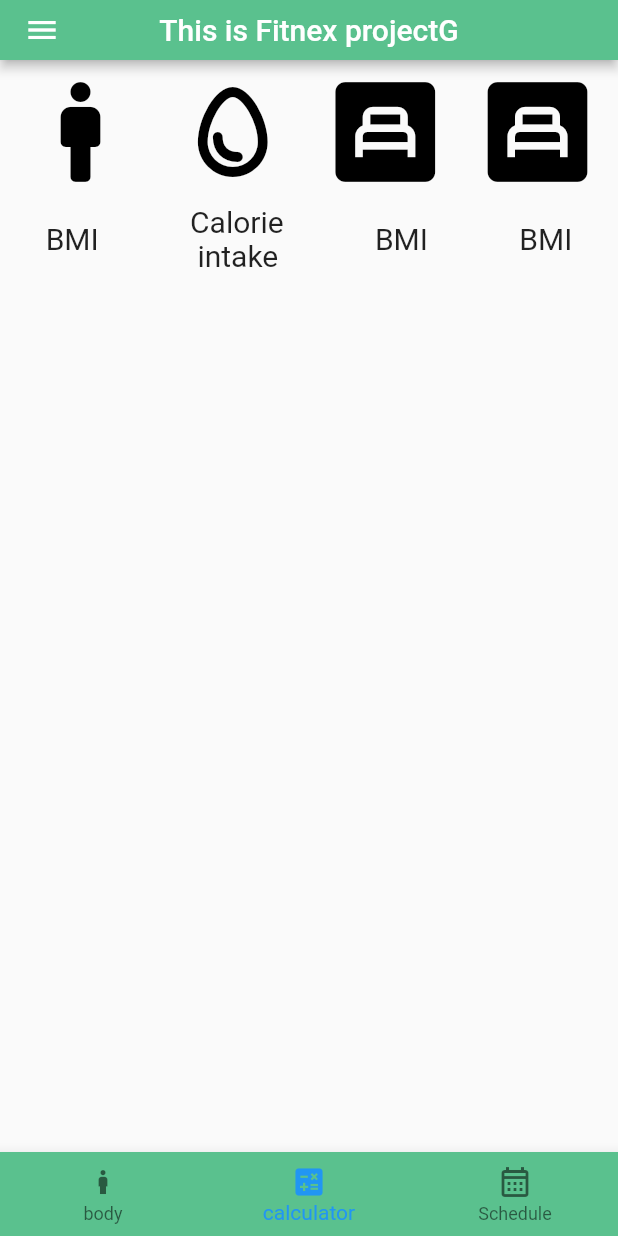
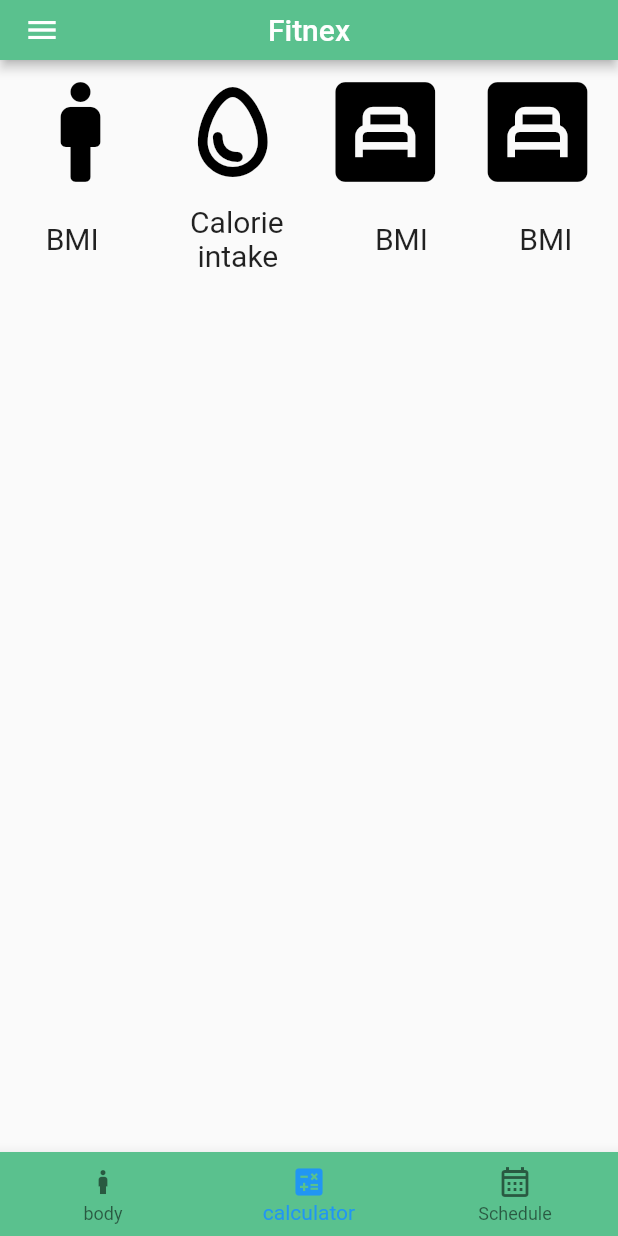
Before and after one commit to HemanDas/flutter_application_1, a Flutter app: the screen it shows after launch, item 2 of the bottom bar chosen, on a phone screen of 412 x 824 dp. Run offline on Flutter 3.47's test engine with Material 2 defaults, Android fonts, the phone set to English and light mode, and no system bars.

Commit message:
changed title

```diff
--- a/lib/main.dart
+++ b/lib/main.dart
@@ -22,7 +22,7 @@ class _FitnexState extends State<Fitnex> {
     return Scaffold(
       drawer: Sidebar(),
       appBar: AppBar(
-        title: const Text('This is Fitnex projectG'),
+        title: const Text('Fitnex'),
         toolbarHeight: 40.0,
         centerTitle: true,
         backgroundColor: Color(0xff5ac18e),
```
